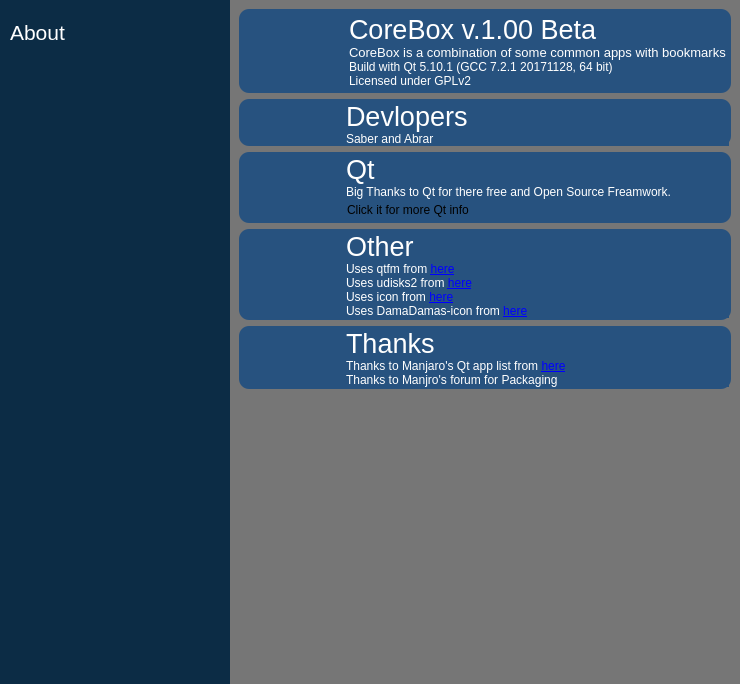
First picture: the form in about.ui, repository rahmanshaber/corebox, before the edit.
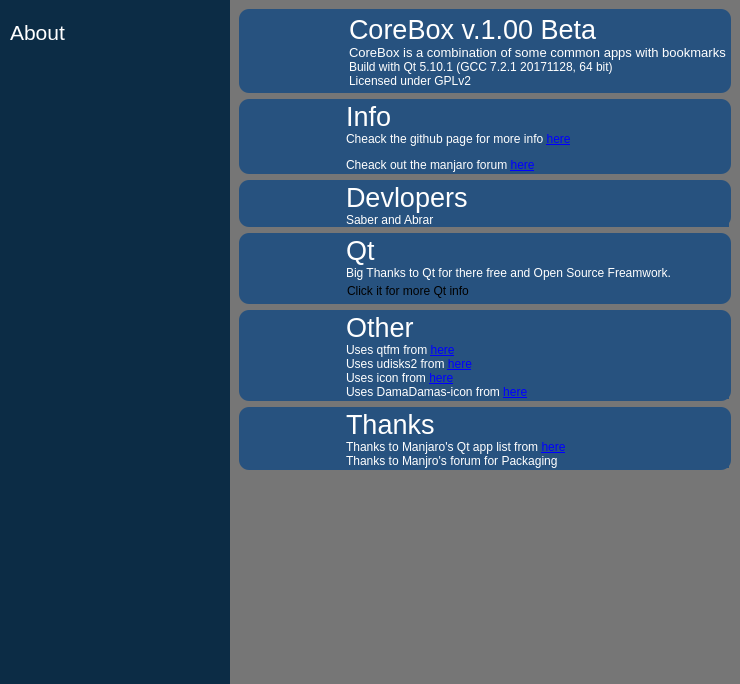
Second picture: the form after the edit. Icons and pictures are not drawn.

```diff
--- a/about.ui
+++ b/about.ui
@@ -266,6 +266,97 @@
         </layout>
        </widget>
       </item>
+      <item>
+       <widget class="QFrame" name="info">
+        <property name="styleSheet">
+         <string notr="true">QFrame{
+background-color: #27527F;
+color: #ffffff;
+border-radius: 10px;
+}</string>
+        </property>
+        <property name="frameShape">
+         <enum>QFrame::StyledPanel</enum>
+        </property>
+        <property name="frameShadow">
+         <enum>QFrame::Raised</enum>
+        </property>
+        <layout class="QGridLayout" name="gridLayout_6">
+         <property name="leftMargin">
+          <number>2</number>
+         </property>
+         <property name="topMargin">
+          <number>2</number>
+         </property>
+         <property name="rightMargin">
+          <number>2</number>
+         </property>
+         <property name="bottomMargin">
+          <number>2</number>
+         </property>
+         <property name="horizontalSpacing">
+          <number>5</number>
+         </property>
+         <property name="verticalSpacing">
+          <number>0</number>
+         </property>
+         <item row="0" column="0" rowspan="3">
+          <widget class="QPushButton" name="pushButton_6">
+           <property name="maximumSize">
+            <size>
+             <width>100</width>
+             <height>100</height>
+            </size>
+           </property>
+           <property name="text">
+            <string/>
+           </property>
+           <property name="icon">
+            <iconset resource="icons.qrc">
+             <normaloff>:/icons/About.svg</normaloff>:/icons/About.svg</iconset>
+           </property>
+           <property name="iconSize">
+            <size>
+             <width>100</width>
+             <height>100</height>
+            </size>
+           </property>
+           <property name="flat">
+            <bool>true</bool>
+           </property>
+          </widget>
+         </item>
+         <item row="0" column="1">
+          <widget class="QLabel" name="label_16">
+           <property name="font">
+            <font>
+             <pointsize>20</pointsize>
+            </font>
+           </property>
+           <property name="text">
+            <string>Info</string>
+           </property>
+          </widget>
+         </item>
+         <item row="1" column="1">
+          <widget class="QLabel" name="label_18">
+           <property name="text">
+            <string>&lt;html&gt;&lt;head/&gt;&lt;body&gt;&lt;p&gt;Cheack the github page for more info &lt;a href=&quot;https://github.com/rahmanshaber/corebox&quot;&gt;&lt;span style=&quot; text-decoration: underline; color:#0000ff;&quot;&gt;here&lt;/span&gt;&lt;/a&gt;&lt;/p&gt;&lt;p&gt;Cheack out the manjaro forum &lt;a href=&quot;https://forum.manjaro.org/t/checkout-this-new-app-corebox-desktop/41650/90&quot;&gt;&lt;span style=&quot; text-decoration: underline; color:#0000ff;&quot;&gt;here&lt;/span&gt;&lt;/a&gt;&lt;/p&gt;&lt;/body&gt;&lt;/html&gt;</string>
+           </property>
+           <property name="margin">
+            <number>0</number>
+           </property>
+           <property name="indent">
+            <number>0</number>
+           </property>
+           <property name="openExternalLinks">
+            <bool>true</bool>
+           </property>
+          </widget>
+         </item>
+        </layout>
+       </widget>
+      </item>
       <item>
        <widget class="QFrame" name="devlopers">
         <property name="styleSheet">
@@ -683,13 +774,10 @@
         <property name="orientation">
          <enum>Qt::Vertical</enum>
         </property>
-        <property name="sizeType">
-         <enum>QSizePolicy::Expanding</enum>
-        </property>
         <property name="sizeHint" stdset="0">
          <size>
-          <width>468</width>
-          <height>211</height>
+          <width>20</width>
+          <height>40</height>
          </size>
         </property>
        </spacer>
```
Left out of the diff: 2 changed lines with no effect on the pictures.
